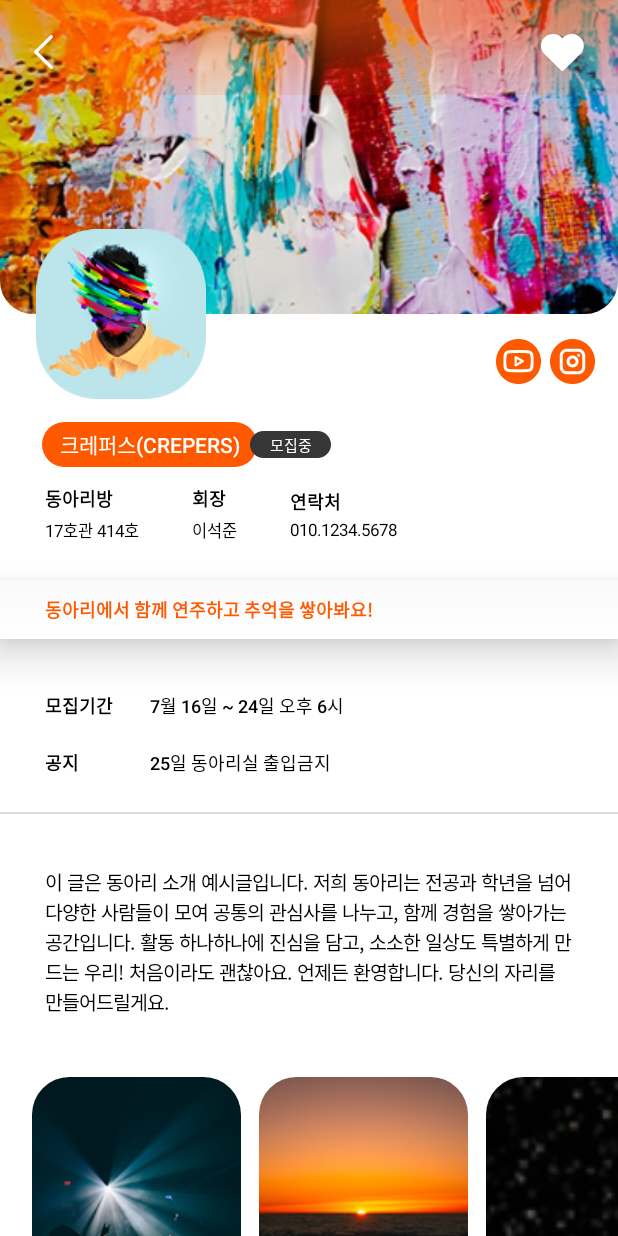
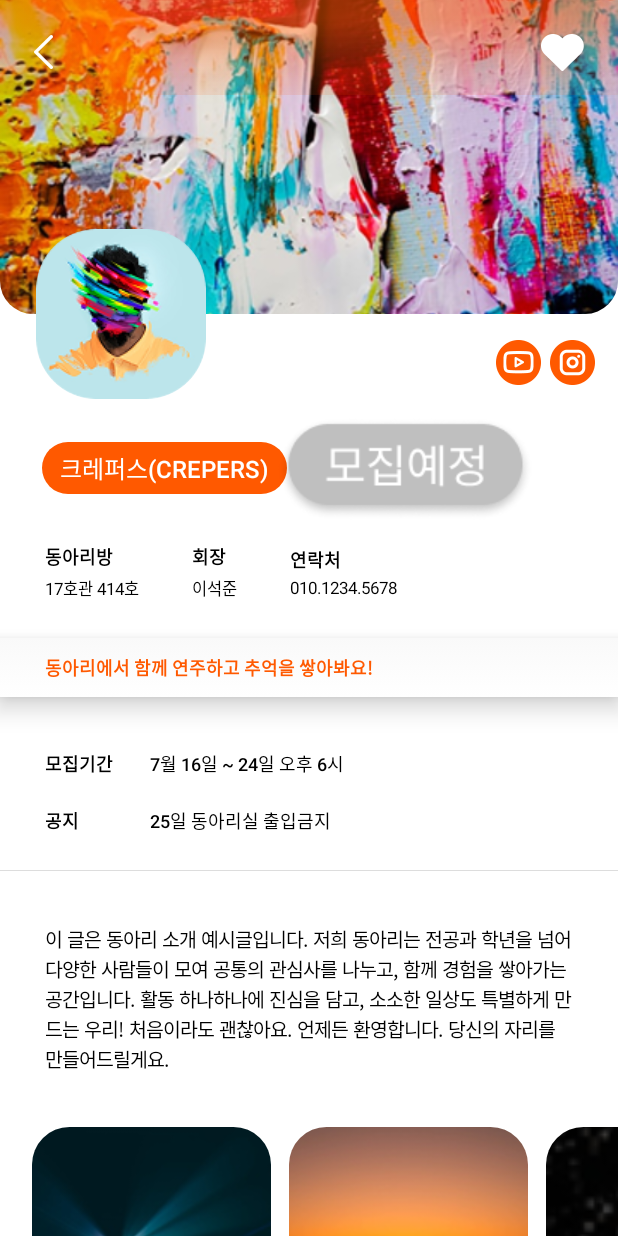
Before and after one commit to inu-appcenter/UniClub-android, an Android app built with Jetpack Compose: the @Preview function UserPromotionScreenPreview, on a phone screen of 412 x 824 dp. Run offline under Robolectric (Android 15) with nearby library versions, the phone set to English and light mode, and no system bars.

Commit message:
feat: 사용자용 동아리 페이지 디자인 적용

```diff
--- a/app/src/main/java/com/appcenter/uniclub/ui/promotion/PromotionTopBar.kt
+++ b/app/src/main/java/com/appcenter/uniclub/ui/promotion/PromotionTopBar.kt
@@ -36,14 +36,14 @@ fun PromotionTopBar(
             .background(Color.Transparent)
     ) {
         Image(
-            painter = painterResource(id = R.drawable.promotion_topbar_bg), // ← 배경 이미지
+            painter = painterResource(id = R.drawable.promotion_topbar_bg), //배경 이미지
             contentDescription = "TopBar Background",
             contentScale = ContentScale.Crop,
             modifier = Modifier
                 .fillMaxSize()
         )
 
-        // 왼쪽 뒤로가기 버튼 이미지
+        //왼쪽 뒤로가기 버튼 이미지
         Image(
             painter = painterResource(id = R.drawable.ic_back_white),
             contentDescription = "Back",
@@ -54,7 +54,7 @@ fun PromotionTopBar(
                 .clickable { onBackClick() }
         )
 
-        // 오른쪽 좋아요 버튼 이미지
+        //오른쪽 좋아요 버튼 이미지
         Image(
             painter = painterResource(
                 id = if (isLiked) R.drawable.promotion_favorite_filled else R.drawable.promotion_favorite
@@ -76,6 +76,6 @@ fun PromotionTopBarPreview() {
     PromotionTopBar(
         isLiked = isLiked,
         onBackClick = {},
-        onLikeClick = { isLiked = !isLiked } // ← 여기서 상태 토글
+        onLikeClick = { isLiked = !isLiked }
     )
 }
--- a/app/src/main/java/com/appcenter/uniclub/ui/promotion/UserPromotionScreen.kt
+++ b/app/src/main/java/com/appcenter/uniclub/ui/promotion/UserPromotionScreen.kt
@@ -43,134 +43,124 @@ import androidx.compose.foundation.lazy.items
 import androidx.compose.foundation.rememberScrollState
 import androidx.compose.foundation.verticalScroll
 import androidx.compose.ui.zIndex
+import com.appcenter.uniclub.ui.util.figmaPadding
+import com.appcenter.uniclub.ui.util.figmaSize
+import com.appcenter.uniclub.ui.util.figmaTextSizeSp
 
 @Composable
-fun UserPromotionScreen(navController: NavHostController,) {
-    //좋아요 상태 저장용 변수
-    var isLiked by remember { mutableStateOf(false) }
+fun UserPromotionScreen(navController: NavHostController) {
+    var isLiked by remember { mutableStateOf(false) } //즐겨찾기 상태 저장
+    var isRecruiting by remember { mutableStateOf(false) } //모집중, 모집예정 상태 저장
     val scrollState = rememberScrollState()
 
     Box(modifier = Modifier.fillMaxSize()) {
-        PromotionTopBar(
-            isLiked = isLiked,
-            onBackClick = { navController.popBackStack() },
-            onLikeClick = { isLiked = !isLiked }
-        )
 
-        //배너
-        Image(
+        Column(
+            modifier = Modifier
+                .fillMaxSize()
+                .verticalScroll(scrollState) //스크롤
+                .zIndex(0f)
+        ) {
+            //배너 + TopBar + 프로필 사진 겹치는 구조
+            Box(modifier = Modifier.height(209.dp)) {
+                Image( //배너
                     painter = painterResource(R.drawable.banner),
                     contentDescription = null,
                     contentScale = ContentScale.Crop,
                     modifier = Modifier
+                        .fillMaxSize()
+                        .clip(RoundedCornerShape(bottomStart = 22.dp, bottomEnd = 22.dp))
+                )
+
+                PromotionTopBar( // 상단바
+                    isLiked = isLiked,
+                    onBackClick = { navController.popBackStack() },
+                    onLikeClick = { isLiked = !isLiked },
+                    modifier = Modifier
                         .fillMaxWidth()
-                .height(209.dp)
-                .clip(RoundedCornerShape(bottomStart = 22.dp, bottomEnd = 22.dp))
+                        .height(63.dp)
+                        .zIndex(1f) //배너 위에 배치
                 )
 
                 //프로필 이미지
                 Image(
-            painter = painterResource(R.drawable.profile_example), // 교체 필요
+                    painter = painterResource(R.drawable.profile_example),
                     contentDescription = "Profile Image",
                     contentScale = ContentScale.Fit,
                     modifier = Modifier
                         .size(113.dp)
-                .offset(x = 24.dp, y = 209.dp - 113.dp / 2)
+                        .offset(x = 24.dp, y = 209.dp - 113.dp / 2) //배너 반쯤 걸쳐서
                         .clip(RoundedCornerShape(40.dp))
+                        .zIndex(1f)
                 )
+            }
 
-        //SNS 버튼 2개
+            //SNS 버튼 (유튜브, 인스타)
             Row(
-            horizontalArrangement = Arrangement.spacedBy(6.dp),
                 modifier = Modifier
-                .offset(y = 209.dp + 17.dp)
                     .fillMaxWidth()
-                .padding(end = 15.dp),
+                    .padding(top = 17.dp, end = 15.dp),
+                horizontalArrangement = Arrangement.End,
                 verticalAlignment = Alignment.CenterVertically
             ) {
-            Spacer(modifier = Modifier.weight(1f))
-
-            // 유튜브 버튼
                 Image(
-                painter = painterResource(id = R.drawable.ic_youtube), // 이미지 리소스 이름에 맞게
+                    painter = painterResource(id = R.drawable.ic_youtube),
                     contentDescription = "YouTube",
                     modifier = Modifier
                         .size(30.dp)
-                    .clickable { /* TODO: YouTube 링크 이동 */ }
+                        .clickable { /* TODO */ }
                 )
-
-            // 인스타그램 버튼
+                Spacer(modifier = Modifier.width(6.dp))
                 Image(
-                painter = painterResource(id = R.drawable.ic_instagram), // 이미지 리소스 이름에 맞게
+                    painter = painterResource(id = R.drawable.ic_instagram),
                     contentDescription = "Instagram",
                     modifier = Modifier
                         .size(30.dp)
-                    .clickable { /* TODO: Instagram 링크 이동 */ }
+                        .clickable { /* TODO */ }
                 )
             }
 
-        //스크롤 가능한 본문 콘텐츠 (회의 후 수정)
-        Column(
-            modifier = Modifier
-                .fillMaxSize()
-                .verticalScroll(scrollState)
-                .padding(top = 209.dp + 113.dp / 2 )
-                .zIndex(0f) //상단바보다 뒤에 배치
-        ) {
-            //모집중 상태
-            var isRecruiting by remember { mutableStateOf(false) }
-
+            //동아리명 + 모집상태
             Row(
                 modifier = Modifier
                     .fillMaxWidth()
-                    .padding(start = 28.dp, top = 16.dp),
+                    .padding(start = 28.dp, top = 20.dp),
                 verticalAlignment = Alignment.CenterVertically
             ) {
-                //동아리명 박스
                 Box(
                     modifier = Modifier
-                        .width(143.dp)
-                        .height(30.dp)
+                        .figmaSize(widthPx = 143f, heightPx = 30f)
                         .clip(RoundedCornerShape(45.dp))
                         .background(Color(0xFFFF5900)),
                     contentAlignment = Alignment.CenterStart
                 ) {
-                    Text(
+                    Text( //동아리명
                         text = "크레퍼스(CREPERS)",
                         color = Color.White,
                         modifier = Modifier.padding(start = 12.dp),
-                        fontSize = 14.sp,
+                        fontSize = figmaTextSizeSp(14f),
                         fontWeight = FontWeight.Medium
                     )
                 }
 
                 Spacer(modifier = Modifier.width(10.dp))
 
-                //모집중 버튼
-                Row(
+                Image( //모집상태
+                    painter = painterResource(
+                        id = if (isRecruiting) R.drawable.ic_recruiting else R.drawable.ic_upcoming
+                    ),
+                    contentDescription = if (isRecruiting) "모집중" else "모집예정",
                     modifier = Modifier
-                        .offset(x = (-15).dp)
-                        .width(54.dp)
-                        .height(18.dp)
-                        .clip(RoundedCornerShape(45.dp))
-                        .background(Color(0xFF363636))
-                        .clickable { isRecruiting = !isRecruiting },
-                    verticalAlignment = Alignment.CenterVertically,
-                    horizontalArrangement = Arrangement.Center
-                ) {
-                    Text(
-                        text = "모집중",
-                        color = Color.White,
-                        fontSize = 10.sp
+                        .offset(x = (-18).dp)
+                        .clickable { isRecruiting = !isRecruiting }
                 )
             }
-            }
 
-            //동아리 정보 (위치, 회장, 연락처)
+            //동아리 정보 3개
             Row(
                 modifier = Modifier
                     .fillMaxWidth()
-                    .padding(start = 30.dp, top = 12.dp),
+                    .padding(start = 30.dp, top = 15.dp),
                 horizontalArrangement = Arrangement.spacedBy(35.dp),
                 verticalAlignment = Alignment.CenterVertically
             ) {
@@ -181,12 +171,12 @@ fun UserPromotionScreen(navController: NavHostController,) {
 
             Spacer(modifier = Modifier.height(25.dp))
 
-            //한줄소개
+            //한줄 소개
             TextShadowBanner(text = "동아리에서 함께 연주하고 추억을 쌓아봐요!")
 
             Spacer(modifier = Modifier.height(35.dp))
 
-            //공지사항 (모집기간 등)
+            //모집 안내, 공지
             Column(
                 modifier = Modifier
                     .fillMaxWidth()
@@ -198,23 +188,18 @@ fun UserPromotionScreen(navController: NavHostController,) {
             }
 
             Spacer(modifier = Modifier.height(24.dp))
-
-            //실선
-            Divider(color = Color(0xFFDDDDDD), thickness = 1.dp)
-
+            Divider(color = Color(0xFFDDDDDD), thickness = 0.5.dp)
             Spacer(modifier = Modifier.height(15.dp))
 
-            //소개글
             ClubDescription(
                 description = "이 글은 동아리 소개 예시글입니다. 저희 동아리는 전공과 학년을 넘어 다양한 사람들이 모여 공통의 관심사를 나누고, 함께 경험을 쌓아가는 공간입니다. 활동 하나하나에 진심을 담고, 소소한 일상도 특별하게 만드는 우리! 처음이라도 괜찮아요. 언제든 환영합니다. 당신의 자리를 만들어드릴게요."
             )
 
-            //활동사진 캐러셀 & 버튼2개
+            //활동 사진 캐러셀, 질문지원 버튼
             val sampleImages = listOf(
                 R.drawable.club1, R.drawable.club2, R.drawable.club3,
                 R.drawable.club1, R.drawable.club2
             )
-
             Column {
                 ActivityImageCarousel(imageResIds = sampleImages)
                 BottomActionButtons()
@@ -225,6 +210,7 @@ fun UserPromotionScreen(navController: NavHostController,) {
     }
 }
 
+//동아리 정보 컴포넌트
 @Composable
 fun InfoItem(title: String, value: String) {
     Column(
@@ -245,6 +231,7 @@ fun InfoItem(title: String, value: String) {
     }
 }
 
+//한줄 소개 컴포넌트
 @Composable
 fun TextShadowBanner(text: String) {
     Box(
@@ -252,8 +239,7 @@ fun TextShadowBanner(text: String) {
             .fillMaxWidth()
             .height(39.dp)
             .graphicsLayer {
-                // 그림자 효과 주기 위해 graphicsLayer 사용
-                shadowElevation = 15.dp.toPx() // 높이 조절
+                shadowElevation = 10.dp.toPx() //높이 조절
                 shape = RoundedCornerShape(0.dp)
                 clip = false
             }
@@ -280,6 +266,7 @@ fun TextShadowBanner(text: String) {
     }
 }
 
+//공지 컴포넌트
 @Composable
 fun AnnouncementItem(label: String, content: String) {
     Row(
@@ -302,6 +289,7 @@ fun AnnouncementItem(label: String, content: String) {
     }
 }
 
+//동아리 설명 컴포넌트
 @Composable
 fun ClubDescription(description: String) {
     Column(
@@ -324,7 +312,7 @@ fun ActivityImageCarousel(imageResIds: List<Int>) {
     LazyRow(
         modifier = Modifier
             .fillMaxWidth()
-            .padding(start = 21.dp, top = 20.dp),
+            .padding(start = 21.dp, top = 15.dp),
         horizontalArrangement = Arrangement.spacedBy(12.dp)
     ) {
         items(imageResIds.take(10)) { resId ->
@@ -333,44 +321,47 @@ fun ActivityImageCarousel(imageResIds: List<Int>) {
                 contentDescription = null,
                 contentScale = ContentScale.Crop,
                 modifier = Modifier
-                    .size(width = 139.dp, height = 183.dp)
+                    .figmaSize(widthPx = 139f, heightPx = 183f)
                     .clip(RoundedCornerShape(25.dp))
             )
         }
     }
 }
 
+//하단 버튼 정렬 컴포넌트
 @Composable
 fun BottomActionButtons() {
     Row(
         modifier = Modifier
             .fillMaxWidth()
-            .padding(top = 34.dp),
-        horizontalArrangement = Arrangement.spacedBy(24.dp, Alignment.CenterHorizontally)
+            .padding(top = 30.dp),
+        horizontalArrangement = Arrangement.spacedBy(14.dp, Alignment.CenterHorizontally)
     ) {
-        ButtonItem(text = "질문하기")
-        ButtonItem(text = "지원하기")
+        ImageButtonItem(
+            imageRes = R.drawable.btn_question,
+            contentDescription = "질문하기",
+            onClick = { /* TODO: 질문하기 기능 */ }
+        )
+        ImageButtonItem(
+            imageRes = R.drawable.btn_apply,
+            contentDescription = "지원하기",
+            onClick = { /* TODO: 지원하기 기능 */ }
+        )
     }
 }
 
-//하단 버튼 두개
 @Composable
-fun ButtonItem(text: String) {
-    Box(
+fun ImageButtonItem(
+    imageRes: Int,
+    contentDescription: String,
+    onClick: () -> Unit
+) {
+    Image(
+        painter = painterResource(id = imageRes),
+        contentDescription = contentDescription,
         modifier = Modifier
-            .width(152.dp)
-            .height(54.dp)
-            .clip(RoundedCornerShape(45.dp))
-            .background(Color(0xFF2C2C2C)),
-        contentAlignment = Alignment.Center
-    ) {
-        Text(
-            text = text,
-            color = Color.White,
-            fontSize = 16.sp,
-            fontWeight = FontWeight.Medium
+            .clickable(onClick = onClick)
     )
-    }
 }
 
 @Preview(showBackground = true)
```
Also changed, not shown: app/src/main/res/drawable/btn_apply.png (added), app/src/main/res/drawable/btn_question.png (added), app/src/main/res/drawable/ic_recruiting.png (added), app/src/main/res/drawable/ic_upcoming.png (added). Lines whose indentation alone changed are shown as unchanged.
